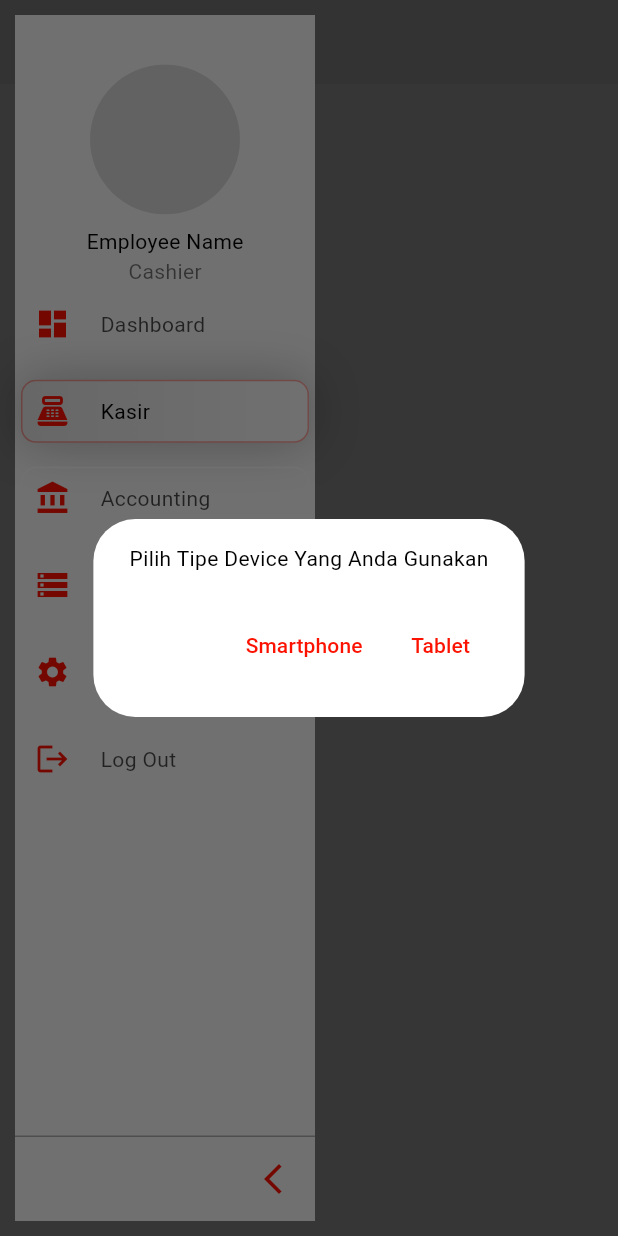
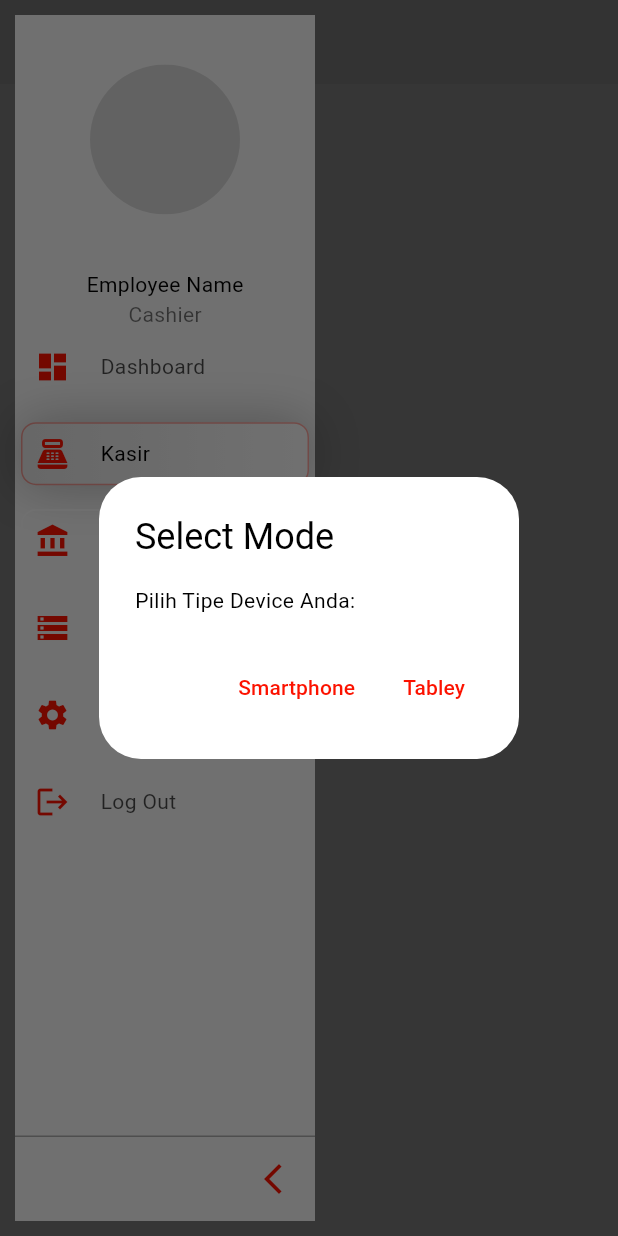
Before and after one commit to AKIB-POS/akib_pos, a Flutter app: the screen it shows after launch, after a tap on the "menu" icon, after a tap on "Kasir", on a phone screen of 412 x 824 dp. Run offline on Flutter 3.47's test engine with Material 3 defaults, Android fonts, the phone set to English and light mode, and no system bars; drawn by our look-alikes of extended_image, sidebarx; our stand-ins replace bloc, connectivity_plus, device_preview, equatable, firebase_core, flutter_bloc and 1 more; accounts and stored records are empty; network calls fail.

Commit message:
change cashier change to cubit

```diff
--- a/lib/common/app_routes.dart
+++ b/lib/common/app_routes.dart
@@ -3,6 +3,7 @@ import 'package:akib_pos/features/cashier/presentation/pages/cashier_page.dart';
 import 'package:akib_pos/features/dashboard/presentation/pages/dashboard_page.dart';
 import 'package:akib_pos/features/settings/presentation/pages/settings_page.dart';
 import 'package:akib_pos/features/stockist/presentation/pages/stockist_page.dart';
+import 'package:akib_pos/home_screen.dart';
 import 'package:akib_pos/main.dart';
 import 'package:akib_pos/splash_screen.dart';
 import 'package:flutter/material.dart';
@@ -26,7 +27,7 @@ class AppRoute {
         );
       case home:
         return MaterialPageRoute(
-          builder: (context) =>  const HomeScreen(),
+          builder: (context) =>   const HomeScreen(),
         );
       case dashboard:
         return MaterialPageRoute(
--- a/lib/common/my_app_sidebar.dart
+++ b/lib/common/my_app_sidebar.dart
@@ -10,11 +10,11 @@ class MyAppSidebar extends StatelessWidget {
   final bool isSmallScreen;
 
   const MyAppSidebar({
-    super.key,
+    Key? key,
     required this.controller,
     required this.setKasirMode,
     required this.isSmallScreen,
-  });
+  }) : super(key: key);
 
   @override
   Widget build(BuildContext context) {
@@ -54,7 +54,7 @@ class MyAppSidebar extends StatelessWidget {
             )
           ],
         ),
-        iconTheme: const IconThemeData(
+        iconTheme: IconThemeData(
           color: primaryColor,
           size: 20,
         ),
@@ -71,7 +71,7 @@ class MyAppSidebar extends StatelessWidget {
         textStyle: TextStyle(color: Colors.black.withOpacity(0.7)),
         itemTextPadding: const EdgeInsets.only(left: 20),
         selectedItemTextPadding: const EdgeInsets.only(left: 20),
-        iconTheme: const IconThemeData(
+        iconTheme: IconThemeData(
           color: primaryColor,
           size: 24,
         ),
@@ -93,10 +93,11 @@ class MyAppSidebar extends StatelessWidget {
                 height: extended ? 100 : 7.h,
               ),
             ),
-            SizedBox(height:1.h),
+            SizedBox(height:2.h),
             if (extended)
               const Column(
                 children: [
+                  SizedBox(height: 20),
                   Text(
                     'Employee Name',
                     style: TextStyle(color: Colors.black),
@@ -115,8 +116,8 @@ class MyAppSidebar extends StatelessWidget {
           icon: Icons.dashboard,
           label: 'Dashboard',
           onTap: () {
-            setKasirMode('portrait');
             controller.selectIndex(0);
+            Navigator.pushReplacementNamed(context, '/dashboard');
           },
         ),
         SidebarXItem(
@@ -130,24 +131,24 @@ class MyAppSidebar extends StatelessWidget {
           icon: Icons.account_balance,
           label: 'Accounting',
           onTap: () {
-            setKasirMode('portrait');
             controller.selectIndex(2);
+            Navigator.pushReplacementNamed(context, '/accounting');
           },
         ),
         SidebarXItem(
           icon: Icons.storage,
           label: 'Stockist',
           onTap: () {
-            setKasirMode('portrait');
             controller.selectIndex(3);
+            Navigator.pushReplacementNamed(context, '/stockist');
           },
         ),
         SidebarXItem(
           icon: Icons.settings,
           label: 'Settings',
           onTap: () {
-            setKasirMode('portrait');
             controller.selectIndex(4);
+            Navigator.pushReplacementNamed(context, '/settings');
           },
         ),
         SidebarXItem(
@@ -160,6 +161,7 @@ class MyAppSidebar extends StatelessWidget {
       ],
     );
   }
+
   void _showModeSelection(BuildContext context) {
     showDialog(
       context: context,
@@ -167,8 +169,8 @@ void _showModeSelection(BuildContext context) {
         return Theme(
           data: ThemeData(
             dialogBackgroundColor: canvasColor,
-          textTheme: const TextTheme(
-            titleLarge: TextStyle(color: primaryColor),
+            textTheme: TextTheme(
+              headlineMedium: TextStyle(color: primaryColor),
               bodyMedium: TextStyle(color: Colors.black),
             ),
             colorScheme: ColorScheme.light(
@@ -181,13 +183,14 @@ void _showModeSelection(BuildContext context) {
             ),
           ),
           child: AlertDialog(
-          content: const Text('Pilih Tipe Device Yang Anda Gunakan'),
+            title: const Text('Select Mode'),
+            content: const Text('Pilih Tipe Device Anda:'),
             actions: [
               TextButton(
                 onPressed: () {
                   Navigator.pop(context);
                   setKasirMode('portrait');
-                controller.selectIndex(1);
+                  Navigator.pushReplacementNamed(context, '/kasir', arguments: 'portrait');
                   debugPrint('Portrait mode selected');
                 },
                 child: const Text('Smartphone'),
@@ -196,10 +199,10 @@ void _showModeSelection(BuildContext context) {
                 onPressed: () {
                   Navigator.pop(context);
                   setKasirMode('landscape');
-                controller.selectIndex(1);
+                  Navigator.pushReplacementNamed(context, '/kasir', arguments: 'landscape');
                   debugPrint('Landscape mode selected');
                 },
-              child: const Text('Tablet'),
+                child: const Text('Tabley'),
               ),
             ],
           ),
--- /dev/null
+++ b/lib/features/cashier/presentation/bloc/cashier_mode_cubit.dart
@@ -0,0 +1,30 @@
+import 'package:flutter/services.dart';
+import 'package:flutter_bloc/flutter_bloc.dart';
+
+class CashierModeCubit extends Cubit<String> {
+  CashierModeCubit() : super('portrait');
+
+  void setMode(String mode) {
+    emit(mode);
+    if (mode == 'landscape') {
+      SystemChrome.setPreferredOrientations([
+        DeviceOrientation.landscapeLeft,
+        DeviceOrientation.landscapeRight
+      ]);
+    } else {
+      SystemChrome.setPreferredOrientations([
+        DeviceOrientation.portraitUp,
+        DeviceOrientation.portraitDown
+      ]);
+    }
+  }
+
+  @override
+  Future<void> close() {
+    SystemChrome.setPreferredOrientations([
+      DeviceOrientation.portraitUp,
+      DeviceOrientation.portraitDown
+    ]);
+    return super.close();
+  }
+}
--- a/lib/home_screen.dart
+++ b/lib/home_screen.dart
@@ -1,48 +1,49 @@
+import 'package:akib_pos/common/app_colors.dart';
 import 'package:akib_pos/common/my_app_sidebar.dart';
 import 'package:akib_pos/features/accounting/presentation/pages/accounting_page.dart';
+import 'package:akib_pos/features/cashier/presentation/bloc/cashier_mode_cubit.dart';
 import 'package:akib_pos/features/cashier/presentation/pages/cashier_page.dart';
 import 'package:akib_pos/features/dashboard/presentation/pages/dashboard_page.dart';
 import 'package:akib_pos/features/settings/presentation/pages/settings_page.dart';
 import 'package:akib_pos/features/stockist/presentation/pages/stockist_page.dart';
 import 'package:flutter/material.dart';
 import 'package:flutter/services.dart';
+import 'package:flutter_bloc/flutter_bloc.dart';
 import 'package:sidebarx/sidebarx.dart';
 
-class HomeScreen extends StatefulWidget {
+
+class HomeScreen extends StatelessWidget {
   const HomeScreen({Key? key}) : super(key: key);
 
   @override
-  _HomeScreenState createState() => _HomeScreenState();
+  Widget build(BuildContext context) {
+    return BlocProvider<CashierModeCubit>(
+      create: (context) => CashierModeCubit(),
+      child: _HomeScreenContent(),
+    );
+  }
 }
 
-class _HomeScreenState extends State<HomeScreen> {
+class _HomeScreenContent extends StatefulWidget {
+  @override
+  _HomeScreenContentState createState() => _HomeScreenContentState();
+}
+
+class _HomeScreenContentState extends State<_HomeScreenContent> {
   final SidebarXController _controller = SidebarXController(selectedIndex: 0, extended: true);
   final GlobalKey<ScaffoldState> _key = GlobalKey<ScaffoldState>();
-  String _kasirMode = 'portrait';
-
-  void _setKasirMode(String mode) {
-    setState(() {
-      _kasirMode = mode;
-      if (mode == 'landscape') {
-        SystemChrome.setPreferredOrientations([DeviceOrientation.landscapeLeft, DeviceOrientation.landscapeRight]);
-      } else {
-        SystemChrome.setPreferredOrientations([DeviceOrientation.portraitUp, DeviceOrientation.portraitDown]);
-      }
-    });
-  }
 
   @override
-  void dispose() {
-    // Reset orientation when the widget is disposed
-    SystemChrome.setPreferredOrientations([DeviceOrientation.portraitUp, DeviceOrientation.portraitDown]);
-    super.dispose();
+  void initState() {
+    super.initState();
+    _controller.addListener(() {
+      setState(() {});
+    });
   }
 
   @override
   Widget build(BuildContext context) {
     final isSmallScreen = MediaQuery.of(context).size.width < 600;
-    return Builder(
-      builder: (context) {
     return Scaffold(
       key: _key,
       appBar: isSmallScreen
@@ -57,20 +58,39 @@ class _HomeScreenState extends State<HomeScreen> {
               ),
             )
           : null,
-          drawer: MyAppSidebar(controller: _controller, setKasirMode: _setKasirMode, isSmallScreen: isSmallScreen),
+      drawer: MyAppSidebar(controller: _controller, setKasirMode: (mode) => context.read<CashierModeCubit>().setMode(mode), isSmallScreen: isSmallScreen),
       body: Row(
         children: [
-              if (!isSmallScreen) MyAppSidebar(controller: _controller, setKasirMode: _setKasirMode, isSmallScreen: isSmallScreen),
+          if (!isSmallScreen) MyAppSidebar(controller: _controller, setKasirMode: (mode) => context.read<CashierModeCubit>().setMode(mode), isSmallScreen: isSmallScreen),
           Expanded(
             child: Center(
-                  child: _ScreensExample(controller: _controller, kasirMode: _kasirMode),
+              child: BlocBuilder<CashierModeCubit, String>(
+                builder: (context, kasirMode) {
+                  return _ScreensExample(controller: _controller, kasirMode: kasirMode);
+                },
+              ),
             ),
           ),
         ],
       ),
     );
-      },
-    );
+  }
+
+  String _getTitleByIndex(int index) {
+    switch (index) {
+      case 0:
+        return 'Dashboard';
+      case 1:
+        return 'Kasir';
+      case 2:
+        return 'Accounting';
+      case 3:
+        return 'Stockist';
+      case 4:
+        return 'Settings';
+      default:
+        return 'Not found page';
+    }
   }
 }
 
@@ -103,19 +123,30 @@ class _ScreensExample extends StatelessWidget {
   }
 }
 
-String _getTitleByIndex(int index) {
-  switch (index) {
-    case 0:
-      return 'Dashboard';
-    case 1:
-      return 'Kasir';
-    case 2:
-      return 'Accounting';
-    case 3:
-      return 'Stockist';
-    case 4:
-      return 'Settings';
-    default:
-      return 'Not found page';
+class CashierModeCubit extends Cubit<String> {
+  CashierModeCubit() : super('portrait');
+
+  void setMode(String mode) {
+    emit(mode);
+    if (mode == 'landscape') {
+      SystemChrome.setPreferredOrientations([
+        DeviceOrientation.landscapeLeft,
+        DeviceOrientation.landscapeRight
+      ]);
+    } else {
+      SystemChrome.setPreferredOrientations([
+        DeviceOrientation.portraitUp,
+        DeviceOrientation.portraitDown
+      ]);
     }
   }
+
+  @override
+  Future<void> close() {
+    SystemChrome.setPreferredOrientations([
+      DeviceOrientation.portraitUp,
+      DeviceOrientation.portraitDown
+    ]);
+    return super.close();
+  }
+}
--- a/lib/main.dart
+++ b/lib/main.dart
@@ -1,8 +1,10 @@
+import 'package:akib_pos/common/app_colors.dart';
 import 'package:akib_pos/features/accounting/presentation/pages/accounting_page.dart';
 import 'package:akib_pos/features/cashier/presentation/pages/cashier_page.dart';
 import 'package:akib_pos/features/dashboard/presentation/pages/dashboard_page.dart';
 import 'package:akib_pos/features/settings/presentation/pages/settings_page.dart';
 import 'package:akib_pos/features/stockist/presentation/pages/stockist_page.dart';
+import 'package:akib_pos/home_screen.dart';
 import 'package:firebase_core/firebase_core.dart';
 import 'package:flutter/material.dart';
 import 'package:sidebarx/sidebarx.dart';
@@ -48,123 +50,3 @@ class MyApp extends StatelessWidget {
         ),
       );
 }
-
-class HomeScreen extends StatefulWidget {
-  const HomeScreen({Key? key}) : super(key: key);
-
-  @override
-  _HomeScreenState createState() => _HomeScreenState();
-}
-
-class _HomeScreenState extends State<HomeScreen> {
-  final SidebarXController _controller = SidebarXController(selectedIndex: 0, extended: true);
-  final GlobalKey<ScaffoldState> _key = GlobalKey<ScaffoldState>();
-  String _kasirMode = 'portrait';
-
-  void _setKasirMode(String mode) {
-    setState(() {
-      _kasirMode = mode;
-      if (mode == 'landscape') {
-        SystemChrome.setPreferredOrientations([DeviceOrientation.landscapeLeft, DeviceOrientation.landscapeRight]);
-      } else {
-        SystemChrome.setPreferredOrientations([DeviceOrientation.portraitUp, DeviceOrientation.portraitDown]);
-      }
-    });
-  }
-
-  @override
-  void dispose() {
-    // Reset orientation when the widget is disposed
-    SystemChrome.setPreferredOrientations([DeviceOrientation.portraitUp, DeviceOrientation.portraitDown]);
-    super.dispose();
-  }
-
-  @override
-  Widget build(BuildContext context) {
-    final isSmallScreen = MediaQuery.of(context).size.width < 600;
-    return Builder(
-      builder: (context) {
-        return Scaffold(
-          key: _key,
-          appBar: isSmallScreen
-              ? AppBar(
-                  backgroundColor: canvasColor,
-                  title: Text(_getTitleByIndex(_controller.selectedIndex)),
-                  leading: IconButton(
-                    onPressed: () {
-                      _key.currentState?.openDrawer();
-                    },
-                    icon: const Icon(Icons.menu),
-                  ),
-                )
-              : null,
-          drawer: MyAppSidebar(controller: _controller, setKasirMode: _setKasirMode, isSmallScreen: isSmallScreen),
-          body: Row(
-            children: [
-              if (!isSmallScreen) MyAppSidebar(controller: _controller, setKasirMode: _setKasirMode, isSmallScreen: isSmallScreen),
-              Expanded(
-                child: Center(
-                  child: _ScreensExample(controller: _controller, kasirMode: _kasirMode),
-                ),
-              ),
-            ],
-          ),
-        );
-      },
-    );
-  }
-}
-
-class _ScreensExample extends StatelessWidget {
-  final SidebarXController controller;
-  final String kasirMode;
-
-  const _ScreensExample({
-    Key? key,
-    required this.controller,
-    required this.kasirMode,
-  }) : super(key: key);
-
-  @override
-  Widget build(BuildContext context) {
-    switch (controller.selectedIndex) {
-      case 0:
-        return  DashboardPage();
-      case 1:
-        return CashierPage(mode: kasirMode);
-      case 2:
-        return  AccountingPage();
-      case 3:
-        return  StockistPage();
-      case 4:
-        return  SettingsPage();
-      default:
-        return  Center(child: Text('Page not found'));
-    }
-  }
-}
-
-String _getTitleByIndex(int index) {
-  switch (index) {
-    case 0:
-      return 'Dashboard';
-    case 1:
-      return 'Kasir';
-    case 2:
-      return 'Accounting';
-    case 3:
-      return 'Stockist';
-    case 4:
-      return 'Settings';
-    default:
-      return 'Not found page';
-  }
-}
-
-const primaryColor = Color(0xFFFC1200);
-const canvasColor = Color(0xFFF5F5F5); // Light canvas color
-const scaffoldBackgroundColor = Color(0xFFFFFFFF); // White background
-const accentCanvasColor = Color(0xFFE0E0E0);
-const white = Colors.black; // Text color for better contrast on light background
-final actionColor = const Color(0xFF5F5FA7).withOpacity(0.6);
-final divider = Divider(color: Colors.black.withOpacity(0.3), height: 1);
```
Lines whose indentation alone changed are shown as unchanged.
